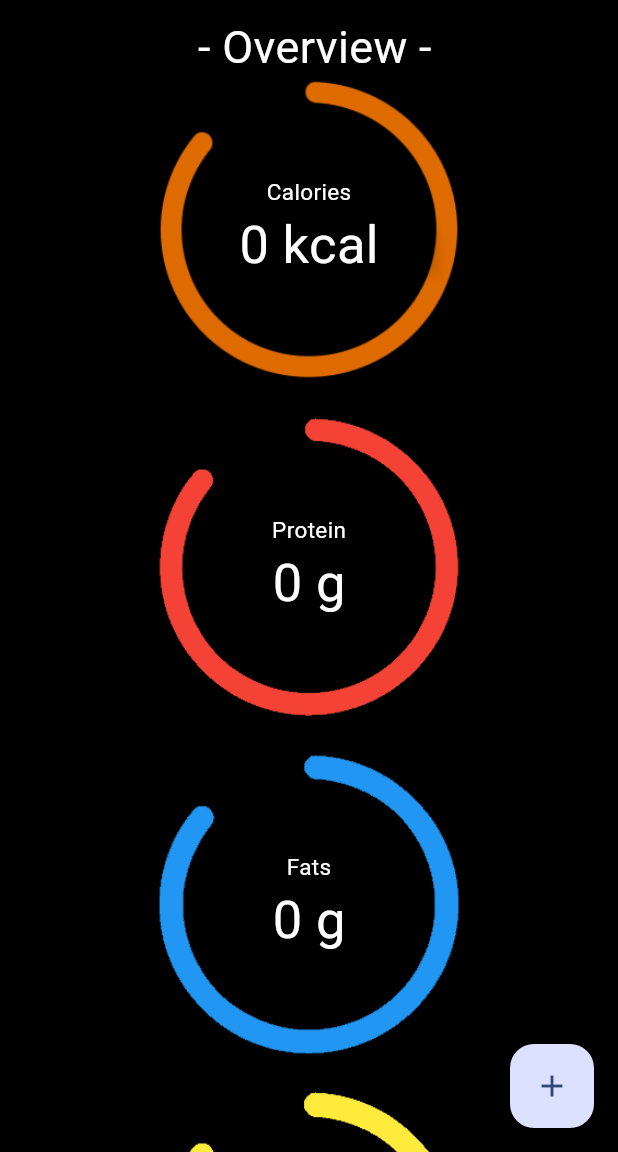
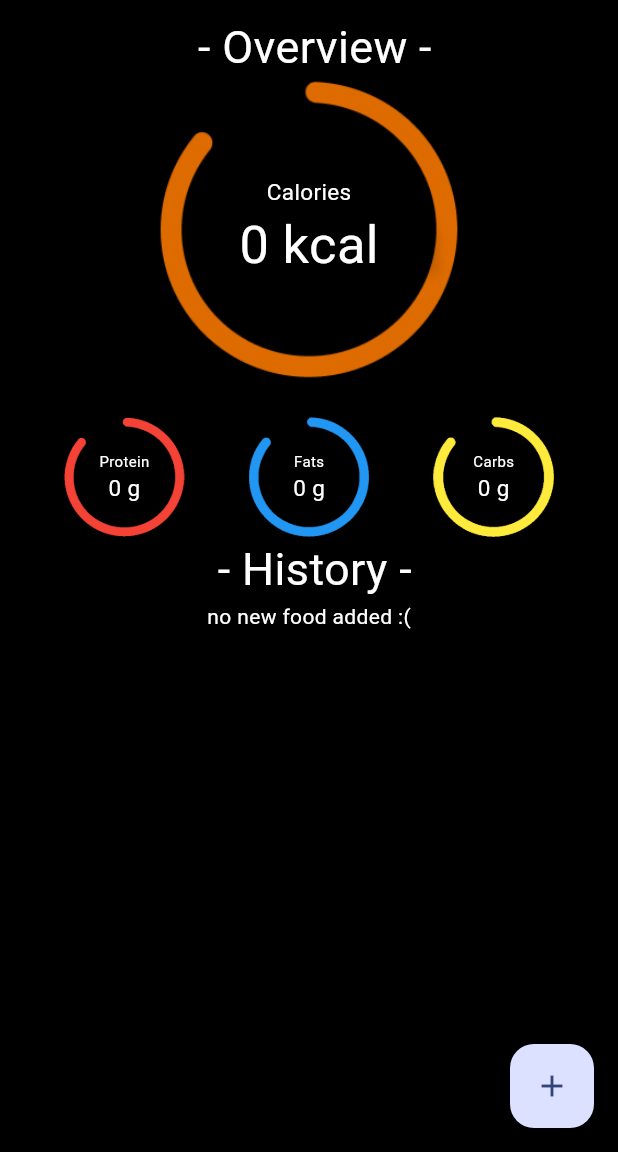
Before and after one commit to bnguye11/CalCount, a Flutter app: the screen it shows after launch, on a phone screen of 412 x 824 dp, the part 84-1236 px from its top. Run offline on Flutter 3.47's test engine with Material 3 defaults, Android fonts, the phone set to English and light mode, and no system bars; drawn by our look-alikes of sliding_up_panel; our stand-ins replace sqflite; missing offline and left inert: dart:ffi; accounts and stored records are empty.

Commit message:
Updated Size of items and orientation

```diff
--- a/lib/main.dart
+++ b/lib/main.dart
@@ -221,59 +221,61 @@
                               ]
                             ),
                             Container(height: 25),
+                            Row(
+                              mainAxisAlignment: MainAxisAlignment.spaceEvenly,
+                              children: [
                                 Stack(
                                   alignment: Alignment.center,
                                   children: [
                                     Image(
-                                  height: 200,
+                                      height: 80,
                                       image: AssetImage("assets/images/proteinCircle.png"),
                                     ),
                                     Column(
                                       children: [
-                                    Text("Protein", style: TextStyle(fontSize: 15, color:Colors.white, )),
-                                    Text("${snapshot.data?[1]} g", style: TextStyle(fontSize: 35, color:Colors.white)),
+                                        Text("Protein", style: TextStyle(fontSize: 10, color:Colors.white, )),
+                                        Text("${snapshot.data?[1]} g", style: TextStyle(fontSize: 15, color:Colors.white)),
                                       ],
-                                )
-
-                              ]
                                     ),
-                            Container(height: 25),
+                                  ],
+                                ),
                                 Stack(
                                   alignment: Alignment.center,
                                   children: [
                                     Image(
-                                  height: 200,
+                                      height: 80,
                                       image: AssetImage("assets/images/fatCircle.png"),
                                     ),
                                     Column(
                                       children: [
-                                    Text("Fats", style: TextStyle(fontSize: 15, color:Colors.white, )),
-                                    Text("${snapshot.data?[2]} g", style: TextStyle(fontSize: 35, color:Colors.white)),
+                                        Text("Fats", style: TextStyle(fontSize: 10, color:Colors.white, )),
+                                        Text("${snapshot.data?[2]} g", style: TextStyle(fontSize: 15, color:Colors.white)),
                                       ],
-                                )
-                              ]
                                     ),
-                            Container(height: 25),
+                                  ],
+                                ),
                                 Stack(
                                   alignment: Alignment.center,
                                   children: [
                                     Image(
-                                  height: 200,
+                                      height: 80,
                                       image: AssetImage("assets/images/carbCircle.png"),
                                     ),
                                     Column(
                                       children: [
-                                    Text("Carbs", style: TextStyle(fontSize: 15, color:Colors.white, )),
-                                    Text("${snapshot.data?[3]} g", style: TextStyle(fontSize: 35, color:Colors.white)),
+                                        Text("Carbs", style: TextStyle(fontSize: 10, color:Colors.white, )),
+                                        Text("${snapshot.data?[3]} g", style: TextStyle(fontSize: 15, color:Colors.white)),
                                       ],
-                                )
-                              ]
                                     ),
-                          ]
+                                  ],
+                                ),
+                              ],
+                            ),
+                          ],
                         );
                       }
                     }
-                    return Text("Nothing", style: TextStyle(fontSize: 30, color:Colors.white));
+                    return Text("If you see this, something broke", style: TextStyle(fontSize: 30, color:Colors.white));
                   }
                 ),
                 Text(
```
Lines whose indentation alone changed are shown as unchanged.
